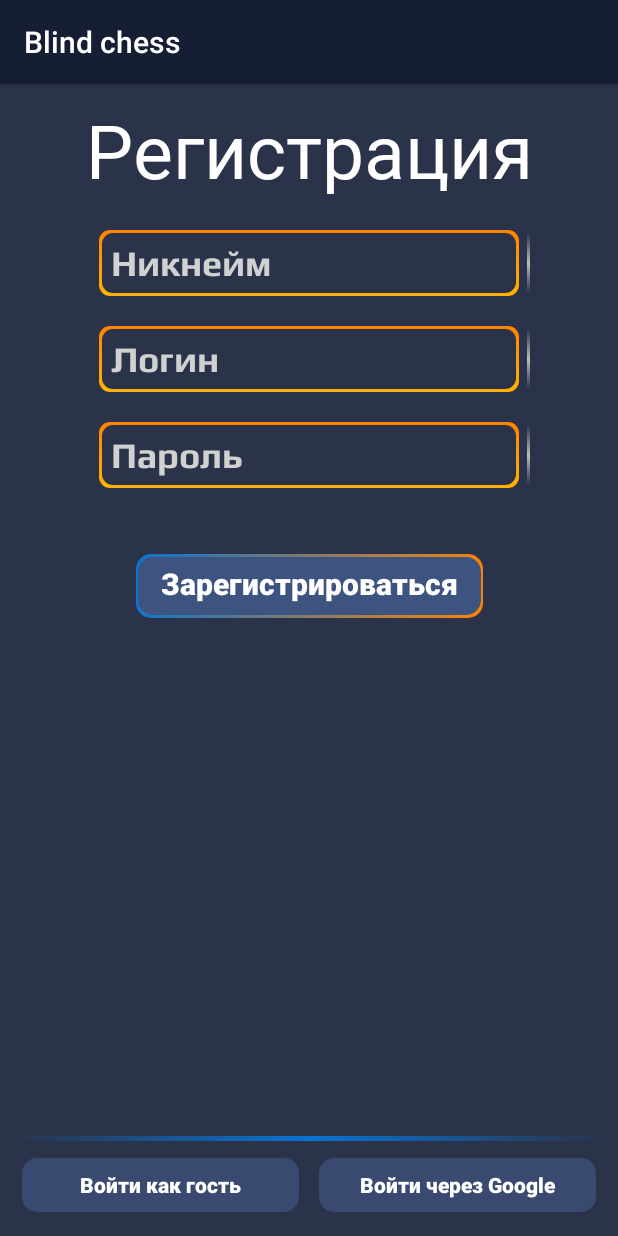
After one commit to Pavel-Team/Blind-Chess, an Android app: the FragmentRegistration screen opened through its navigation route, on a phone screen of 412 x 824 dp. The commit adds this screen. Run offline under Robolectric (Android 15) with nearby library versions, the phone set to English and light mode, and no system bars.

Commit message:
start front registration

```diff
--- a/app/src/main/java/com/example/blindchess/ui/fragment/FragmentLogin.java
+++ b/app/src/main/java/com/example/blindchess/ui/fragment/FragmentLogin.java
@@ -31,15 +31,25 @@ public class FragmentLogin extends Fragment {
 
         //Инициализируем объекты кнопок
         buttonLogin = getView().findViewById(R.id.button_login);
-        buttonRegister = getView().findViewById(R.id.button_register);
+        buttonRegister = getView().findViewById(R.id.button_registration);
 
         //Листенер для кнопки "Войти" (ВРЕМЕННО)
         buttonLogin.setOnClickListener(new View.OnClickListener() {
             @Override
             public void onClick(View v) {
-                Navigation.findNavController(getActivity(), R.id.main_container).navigate(R.id.action_fragmentLogin_to_fragmentMainMenu);
+                //...
+                //Navigation.findNavController(getActivity(), R.id.main_container).navigate(R.id.action_fragmentLogin_to_fragmentMainMenu);
+            }
+        });
+
+        //Листенер для кнопки "Регистрация"
+        buttonRegister.setOnClickListener(new View.OnClickListener() {
+            @Override
+            public void onClick(View v) {
+                Navigation.findNavController(getActivity(), R.id.main_container).navigate(R.id.action_fragmentLogin_to_fragmentRegistration);
             }
         });
 
     }
+
 }
--- /dev/null
+++ b/app/src/main/java/com/example/blindchess/ui/fragment/FragmentRegistration.java
@@ -0,0 +1,65 @@
+/**Фрагмент с окном регистрации*/
+package com.example.blindchess.ui.fragment;
+
+import android.os.Bundle;
+import android.view.LayoutInflater;
+import android.view.View;
+import android.view.ViewGroup;
+import android.widget.Button;
+
+import androidx.annotation.NonNull;
+import androidx.annotation.Nullable;
+import androidx.fragment.app.Fragment;
+import androidx.navigation.Navigation;
+
+import com.example.blindchess.R;
+
+public class FragmentRegistration extends Fragment {
+
+    private Button buttonCompleteRegister; //Кнопка "Зарегистрироваться"
+    private Button buttonLoginGuest;       //Кнопка "Войти как гость"
+    private Button buttonLoginGoogle;      //Кнопка "Войти через Google"
+
+
+    @Override
+    public View onCreateView(@NonNull LayoutInflater inflater, @Nullable ViewGroup container, @Nullable Bundle savedInstanceState) {
+        return inflater.inflate(R.layout.fragment_registration, container, false);
+    }
+
+
+    @Override
+    public void onActivityCreated(@Nullable Bundle savedInstanceState) {
+        super.onActivityCreated(savedInstanceState);
+
+        //Инициализируем объекты кнопок
+        buttonCompleteRegister = getView().findViewById(R.id.button_complete_registration);
+        buttonLoginGuest = getView().findViewById(R.id.button_login_guest);
+        buttonLoginGoogle = getView().findViewById(R.id.button_login_google);
+
+        //Листенер для кнопки "Зарегистрироваться"
+        buttonCompleteRegister.setOnClickListener(new View.OnClickListener() {
+            @Override
+            public void onClick(View v) {
+                //...
+            }
+        });
+
+        //Листенер для кнопки "Войти как гость"
+        buttonLoginGuest.setOnClickListener(new View.OnClickListener() {
+            @Override
+            public void onClick(View v) {
+                //...
+                Navigation.findNavController(getActivity(), R.id.main_container).navigate(R.id.action_fragmentRegistration_to_fragmentMainMenu);
+            }
+        });
+
+        //Листенер для кнопки "Войти через Google"
+        buttonLoginGoogle.setOnClickListener(new View.OnClickListener() {
+            @Override
+            public void onClick(View v) {
+                //...
+            }
+        });
+
+    }
+}
--- /dev/null
+++ b/app/src/main/res/drawable/background_big_button.xml
@@ -0,0 +1,48 @@
+<?xml version="1.0" encoding="utf-8"?>
+<layer-list xmlns:android="http://schemas.android.com/apk/res/android"
+    xmlns:tools="http://schemas.android.com/tools">
+    <item
+        android:bottom="4.5dp"
+        android:top="4.5dp"
+        android:right="3.5dp"
+        android:left="3.5dp">
+        <inset>
+            <ripple android:color="?attr/colorControlHighlight"
+                tools:targetApi="lollipop">
+                <item>
+                    <shape android:shape="rectangle">
+
+                        <corners android:radius="10dp" />
+                        <gradient
+                            android:startColor="@color/orange"
+                            android:endColor="@color/colorAccent"
+                            android:angle="135"/>
+
+
+                    </shape>
+                </item>
+            </ripple>
+        </inset>
+    </item>
+
+    <item>
+        <inset
+            android:insetBottom="6dp"
+            android:insetLeft="5dp"
+            android:insetRight="5dp"
+            android:insetTop="6dp">
+            <ripple android:color="?attr/colorControlHighlight"
+                tools:targetApi="lollipop">
+                <item>
+                    <shape android:shape="rectangle"
+                        android:tint="@color/light_blue">
+
+                        <corners android:radius="10dp" />
+
+
+                    </shape>
+                </item>
+            </ripple>
+        </inset>
+    </item>
+</layer-list>
--- a/app/src/main/res/drawable/background_button.xml
+++ b/app/src/main/res/drawable/background_button.xml
@@ -9,7 +9,7 @@
         tools:targetApi="lollipop">
         <item>
             <shape android:shape="rectangle"
-                android:tint="@color/semitransparent_light_blue">
+                android:tint="@color/semitransparent_blue">
 
                 <corners android:radius="10dp" />
 
--- /dev/null
+++ b/app/src/main/res/drawable/vertical_gray_line.xml
@@ -0,0 +1,11 @@
+<?xml version="1.0" encoding="utf-8"?>
+<shape xmlns:android="http://schemas.android.com/apk/res/android"
+    android:shape="rectangle">
+
+    <gradient
+        android:angle="90"
+        android:centerColor="@color/gray"
+        android:startColor="@color/null_color"
+        android:endColor="@color/null_color" />
+
+</shape>
--- /dev/null
+++ b/app/src/main/res/drawable/vertical_green_line.xml
@@ -0,0 +1,11 @@
+<?xml version="1.0" encoding="utf-8"?>
+<shape xmlns:android="http://schemas.android.com/apk/res/android"
+    android:shape="rectangle">
+
+    <gradient
+        android:angle="90"
+        android:centerColor="@color/green"
+        android:startColor="@color/null_color"
+        android:endColor="@color/null_color" />
+
+</shape>
--- /dev/null
+++ b/app/src/main/res/drawable/vertical_red_line.xml
@@ -0,0 +1,11 @@
+<?xml version="1.0" encoding="utf-8"?>
+<shape xmlns:android="http://schemas.android.com/apk/res/android"
+    android:shape="rectangle">
+
+    <gradient
+        android:angle="90"
+        android:centerColor="@color/red"
+        android:startColor="@color/null_color"
+        android:endColor="@color/null_color" />
+
+</shape>
--- a/app/src/main/res/layout/fragment_login.xml
+++ b/app/src/main/res/layout/fragment_login.xml
@@ -44,7 +44,8 @@
         app:layout_constraintBottom_toBottomOf="parent"
         android:layout_marginBottom="20dp"
         android:hint="@string/edit_password"
-        android:minEms="10" />
+        android:minEms="10"
+        android:inputType="textPassword"/>
 
     <Button
         android:id="@+id/button_login"
@@ -62,16 +63,16 @@
         android:layout_width="match_parent"
         android:layout_height="3dp"
 
-        android:background="@drawable/blue_line"
+        android:background="@drawable/horizontal_blue_line"
         app:layout_constraintLeft_toLeftOf="parent"
         app:layout_constraintRight_toRightOf="parent"
-        app:layout_constraintBottom_toTopOf="@id/button_register"
+        app:layout_constraintBottom_toTopOf="@id/button_registration"
         android:layout_marginBottom="5dp"
         android:layout_marginLeft="8dp"
         android:layout_marginRight="8dp"/>
 
     <Button
-        android:id="@+id/button_register"
+        android:id="@+id/button_registration"
         android:layout_width="wrap_content"
         android:layout_height="wrap_content"
         style="@style/buttonStyle"
@@ -79,7 +80,7 @@
         app:layout_constraintLeft_toLeftOf="parent"
         app:layout_constraintRight_toRightOf="parent"
         app:layout_constraintBottom_toBottomOf="parent"
-        android:text="@string/register"
+        android:text="@string/registration"
         android:layout_marginBottom="10dp"/>
 
 </androidx.constraintlayout.widget.ConstraintLayout>
--- /dev/null
+++ b/app/src/main/res/layout/fragment_registration.xml
@@ -0,0 +1,200 @@
+<?xml version="1.0" encoding="utf-8"?>
+<androidx.constraintlayout.widget.ConstraintLayout xmlns:android="http://schemas.android.com/apk/res/android"
+    android:layout_width="match_parent"
+    android:layout_height="match_parent"
+    xmlns:app="http://schemas.android.com/apk/res-auto">
+
+    <TextView
+        android:id="@+id/text_view_registration"
+        android:layout_width="wrap_content"
+        android:layout_height="wrap_content"
+        style="@style/TitleTextViewStyle"
+
+        app:layout_constraintTop_toTopOf="parent"
+        app:layout_constraintLeft_toLeftOf="parent"
+        app:layout_constraintRight_toRightOf="parent"
+        android:text="@string/registration"
+        android:textSize="50sp"
+        android:layout_marginTop="10dp"/>
+
+    <androidx.constraintlayout.widget.ConstraintLayout
+        android:id="@+id/layout_registration_nickname"
+        android:layout_width="wrap_content"
+        android:layout_height="wrap_content"
+        app:layout_constraintLeft_toLeftOf="parent"
+        app:layout_constraintRight_toRightOf="parent"
+        app:layout_constraintTop_toBottomOf="@id/text_view_registration"
+        android:layout_marginTop="20dp">
+
+        <EditText
+            android:id="@+id/edit_text_registration_nick"
+            android:layout_width="wrap_content"
+            android:layout_height="wrap_content"
+            style="@style/editTextStyle"
+
+            app:layout_constraintLeft_toLeftOf="parent"
+            app:layout_constraintRight_toRightOf="parent"
+            app:layout_constraintTop_toTopOf="parent"
+            app:layout_constraintBottom_toBottomOf="parent"
+            android:hint="@string/text_registration_nickname"
+            android:minEms="10" />
+
+        <View
+            android:id="@+id/view_correctness_nickname"
+            android:layout_width="2.3dp"
+            android:layout_height="0dp"
+
+            android:background="@drawable/vertical_gray_line"
+            app:layout_constraintLeft_toRightOf="@id/edit_text_registration_nick"
+            app:layout_constraintTop_toTopOf="parent"
+            app:layout_constraintBottom_toBottomOf="parent"
+            android:layout_marginLeft="5dp"
+            android:layout_marginTop="2dp"
+            android:layout_marginBottom="2dp"/>
+
+    </androidx.constraintlayout.widget.ConstraintLayout>
+
+    <androidx.constraintlayout.widget.ConstraintLayout
+        android:id="@+id/layout_registration_login"
+        android:layout_width="wrap_content"
+        android:layout_height="wrap_content"
+        app:layout_constraintLeft_toLeftOf="parent"
+        app:layout_constraintRight_toRightOf="parent"
+        app:layout_constraintTop_toBottomOf="@id/layout_registration_nickname"
+        android:layout_marginTop="20dp">
+
+        <EditText
+            android:id="@+id/edit_text_registration_login"
+            android:layout_width="wrap_content"
+            android:layout_height="wrap_content"
+            style="@style/editTextStyle"
+
+            app:layout_constraintLeft_toLeftOf="parent"
+            app:layout_constraintRight_toRightOf="parent"
+            app:layout_constraintTop_toTopOf="parent"
+            app:layout_constraintBottom_toBottomOf="parent"
+            android:hint="@string/edit_login"
+            android:minEms="10" />
+
+        <View
+            android:id="@+id/view_correctness_login"
+            android:layout_width="2.3dp"
+            android:layout_height="0dp"
+
+            android:background="@drawable/vertical_gray_line"
+            app:layout_constraintLeft_toRightOf="@id/edit_text_registration_login"
+            app:layout_constraintTop_toTopOf="parent"
+            app:layout_constraintBottom_toBottomOf="parent"
+            android:layout_marginLeft="5dp"
+            android:layout_marginTop="2dp"
+            android:layout_marginBottom="2dp"/>
+
+    </androidx.constraintlayout.widget.ConstraintLayout>
+
+    <androidx.constraintlayout.widget.ConstraintLayout
+        android:id="@+id/layout_registration_password"
+        android:layout_width="wrap_content"
+        android:layout_height="wrap_content"
+        app:layout_constraintLeft_toLeftOf="parent"
+        app:layout_constraintRight_toRightOf="parent"
+        app:layout_constraintTop_toBottomOf="@id/layout_registration_login"
+        android:layout_marginTop="20dp">
+
+        <EditText
+            android:id="@+id/edit_text_registration_password"
+            android:layout_width="wrap_content"
+            android:layout_height="wrap_content"
+            style="@style/editTextStyle"
+
+            app:layout_constraintLeft_toLeftOf="parent"
+            app:layout_constraintRight_toRightOf="parent"
+            app:layout_constraintTop_toTopOf="parent"
+            app:layout_constraintBottom_toBottomOf="parent"
+            android:hint="@string/edit_password"
+            android:inputType="textPassword"
+            android:minEms="10" />
+
+        <View
+            android:id="@+id/view_correctness_password"
+            android:layout_width="2.3dp"
+            android:layout_height="0dp"
+
+            android:background="@drawable/vertical_gray_line"
+            app:layout_constraintLeft_toRightOf="@id/edit_text_registration_password"
+            app:layout_constraintTop_toTopOf="parent"
+            app:layout_constraintBottom_toBottomOf="parent"
+            android:layout_marginLeft="5dp"
+            android:layout_marginTop="2dp"
+            android:layout_marginBottom="2dp"/>
+
+    </androidx.constraintlayout.widget.ConstraintLayout>
+
+    <Button
+        android:id="@+id/button_complete_registration"
+        android:layout_width="wrap_content"
+        android:layout_height="wrap_content"
+        style="@style/buttonStyle"
+
+        android:background="@drawable/background_big_button"
+        android:textSize="20sp"
+        app:layout_constraintLeft_toLeftOf="parent"
+        app:layout_constraintRight_toRightOf="parent"
+        app:layout_constraintTop_toBottomOf="@id/layout_registration_password"
+        android:layout_marginTop="40dp"
+        android:paddingTop="10dp"
+        android:paddingBottom="13dp"
+        android:text="@string/complete_registration"/>
+
+
+    <View
+        android:layout_width="match_parent"
+        android:layout_height="3dp"
+
+        android:background="@drawable/horizontal_blue_line"
+        app:layout_constraintLeft_toLeftOf="parent"
+        app:layout_constraintRight_toRightOf="parent"
+        app:layout_constraintBottom_toTopOf="@id/layout_bottom_registration"
+        android:layout_marginBottom="5dp"
+        android:layout_marginLeft="8dp"
+        android:layout_marginRight="8dp" />
+
+    <LinearLayout
+        android:id="@+id/layout_bottom_registration"
+        android:layout_width="match_parent"
+        android:layout_height="wrap_content"
+
+        app:layout_constraintLeft_toLeftOf="parent"
+        app:layout_constraintRight_toRightOf="parent"
+        app:layout_constraintBottom_toBottomOf="parent"
+        android:layout_marginBottom="10dp"
+        android:layout_marginLeft="10dp"
+        android:layout_marginRight="10dp"
+        android:orientation="horizontal">
+
+        <Button
+            android:id="@+id/button_login_guest"
+            android:layout_width="match_parent"
+            android:layout_height="match_parent"
+            style="@style/buttonStyle"
+
+            android:layout_weight="1"
+            android:text="@string/login_guest"
+            android:textSize="14sp"
+            android:layout_marginRight="2dp"/>
+
+        <Button
+            android:id="@+id/button_login_google"
+            android:layout_width="match_parent"
+            android:layout_height="match_parent"
+            style="@style/buttonStyle"
+
+            android:layout_weight="1"
+            android:text="@string/login_google"
+            android:textSize="14sp"
+            android:layout_marginLeft="2dp"/>
+
+    </LinearLayout>
+
+
+
+</androidx.constraintlayout.widget.ConstraintLayout>
--- a/app/src/main/res/navigation/mobile_navigation.xml
+++ b/app/src/main/res/navigation/mobile_navigation.xml
@@ -9,16 +9,31 @@
     <fragment
         android:id="@+id/fragmentLogin"
         android:name="com.example.blindchess.ui.fragment.FragmentLogin"
-        android:label="Вход">
+        android:label="Вход"
+        tools:layout="@layout/fragment_login">
         <action
             android:id="@+id/action_fragmentLogin_to_fragmentMainMenu"
+            app:destination="@id/fragmentMainMenu" />
+        <action
+            android:id="@+id/action_fragmentLogin_to_fragmentRegistration"
+            app:destination="@id/fragmentRegistration" />
+    </fragment>
+
+    <fragment
+        android:id="@+id/fragmentRegistration"
+        android:name="com.example.blindchess.ui.fragment.FragmentRegistration"
+        android:label="Регистрация"
+        tools:layout="@layout/fragment_registration">
+        <action
+            android:id="@+id/action_fragmentRegistration_to_fragmentMainMenu"
             app:destination="@id/fragmentMainMenu" />
     </fragment>
 
     <fragment
         android:id="@+id/fragmentMainMenu"
         android:name="com.example.blindchess.ui.fragment.FragmentMainMenu"
-        android:label="FragmentMainMenu" >
+        android:label="FragmentMainMenu"
+        tools:layout="@layout/fragment_main_menu">
         <action
             android:id="@+id/action_fragmentMainMenu_to_fragmentGameRoom"
             app:destination="@id/fragmentGameRoom" />
@@ -27,6 +42,7 @@
     <fragment
         android:id="@+id/fragmentGameRoom"
         android:name="com.example.blindchess.ui.fragment.FragmentGameRoom"
-        android:label="FragmentGameRoom" />
+        android:label="FragmentGameRoom"
+        tools:layout="@layout/fragment_game_room"/>
 
 </navigation>
--- a/app/src/main/res/values/colors.xml
+++ b/app/src/main/res/values/colors.xml
@@ -10,5 +10,9 @@
     <color name="light_white">#d1d1d1</color>
     <color name="orange">#ff8400</color>
     <color name="yellow">#ffb300</color>
-    <color name="semitransparent_light_blue">#476483d1</color>
+    <color name="semitransparent_blue">#476483d1</color>
+    <color name="light_blue">#3e5480</color>
+    <color name="red">#ff0000</color>
+    <color name="green">#00ff08</color>
+    <color name="gray">#bdbdbd</color>
 </resources>
--- a/app/src/main/res/values/strings.xml
+++ b/app/src/main/res/values/strings.xml
@@ -6,5 +6,9 @@
     <string name="login">Войти</string>
     <string name="edit_password">Пароль</string>
     <string name="edit_login">Логин</string>
-    <string name="register">Регистрация</string>
+    <string name="registration">Регистрация</string>
+    <string name="text_registration_nickname">Никнейм</string>
+    <string name="complete_registration">Зарегистрироваться</string>
+    <string name="login_guest">Войти как гость</string>
+    <string name="login_google">Войти через Google</string>
 </resources>
--- a/app/src/main/res/values/styles.xml
+++ b/app/src/main/res/values/styles.xml
@@ -1,8 +1,9 @@
-<resources>
+<resources xmlns:tools="http://schemas.android.com/tools">
 
     <!-- Стиль загрузочного экрана -->
     <style name="SplashTheme" parent="Theme.AppCompat.NoActionBar">
         <item name="android:background">@drawable/splash_screen</item>
+        <item name="android:navigationBarColor" tools:targetApi="lollipop">@color/colorPrimary</item>
     </style>
 
     <!-- Базовый стиль приложения -->
@@ -11,6 +12,7 @@
         <item name="colorPrimaryDark">@color/colorPrimaryDark</item>
         <item name="colorAccent">@color/colorAccent</item>
         <item name="android:windowBackground">@color/background_color</item>
+        <item name="android:navigationBarColor" tools:targetApi="lollipop">@color/colorPrimary</item>
     </style>
 
     <!-- Стиль для диалоговых (всплывающих) окон -->
```
Also changed, not shown: app/src/main/res/drawable/horizontal_blue_line.xml (renamed from app/src/main/res/drawable/blue_line.xml).
